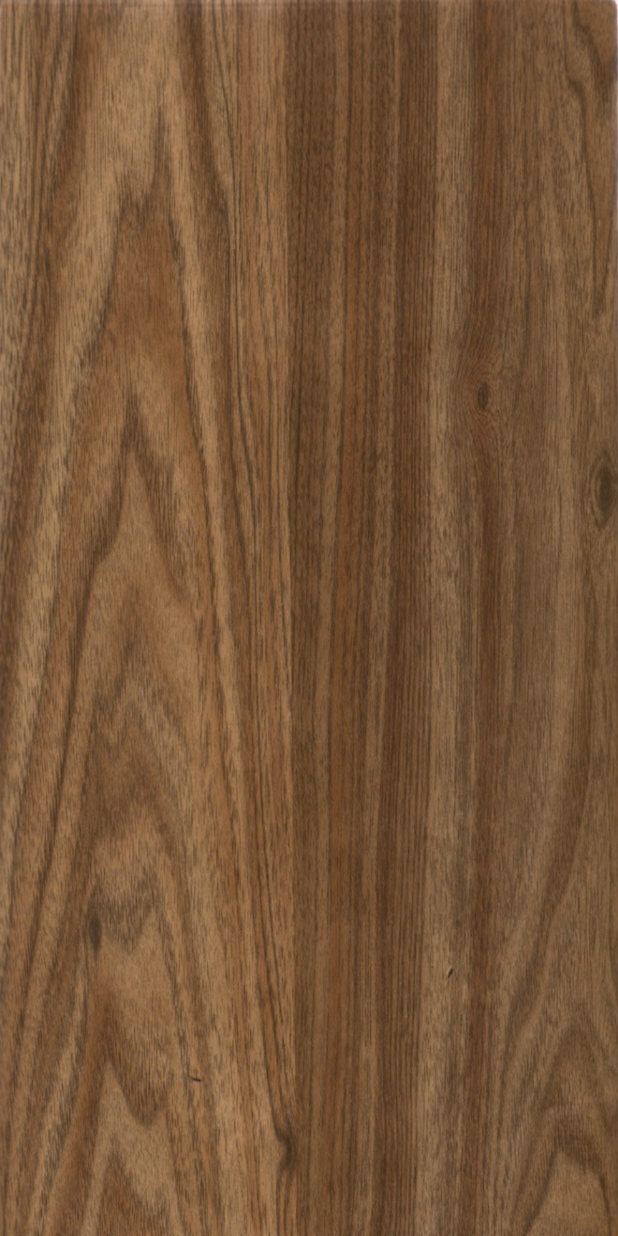
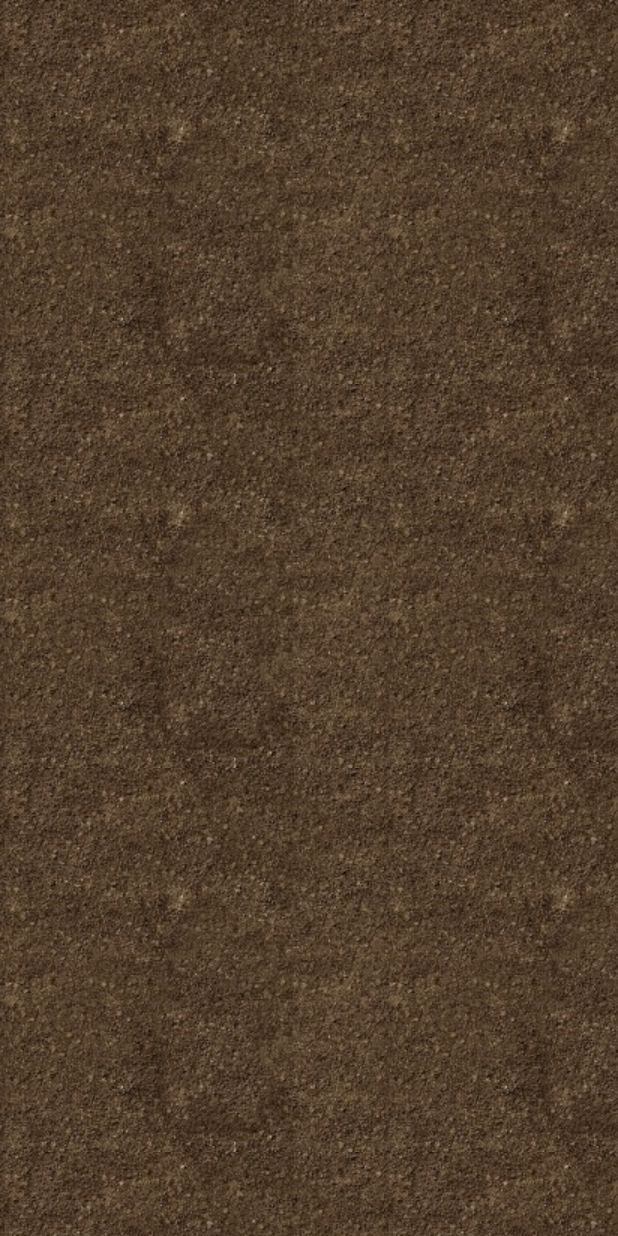
Before and after one commit to Pyozer/TankYou, an Android app: the screen it shows after launch (GameActivity), on a phone screen of 412 x 824 dp. Run offline under Robolectric (Android 15) with nearby library versions, the light colour scheme and no system bars.

Commit message:
Change background Add classes

```diff
--- a/app/src/main/AndroidManifest.xml
+++ b/app/src/main/AndroidManifest.xml
@@ -6,6 +6,8 @@
         android:name="android.hardware.sensor.accelerometer"
         android:required="true" />
 
+    <uses-permission android:name="android.permission.VIBRATE" />
+    <uses-permission android:name="android.permission.WAKE_LOCK" />
 
     <application
         android:allowBackup="true"
--- a/app/src/main/java/com/pyozer/tankyou/GameActivity.java
+++ b/app/src/main/java/com/pyozer/tankyou/GameActivity.java
@@ -42,7 +42,7 @@ public class GameActivity extends Activity {
 
         // instantiate our simulation view and set it as the activity's content
         mSimulationView = new GameView(this);
-        mSimulationView.setBackgroundResource(R.drawable.wood);
+        mSimulationView.setBackgroundResource(R.drawable.background_game);
         setContentView(mSimulationView);
     }
 
--- a/app/src/main/java/com/pyozer/tankyou/GameView.java
+++ b/app/src/main/java/com/pyozer/tankyou/GameView.java
@@ -29,6 +29,7 @@ public class GameView extends FrameLayout implements SensorEventListener {
     private final Tank mTank;
 
     private boolean tankAlreadyOnTarget = false;
+    private boolean alreadyShowWin = false;
 
     public void startSimulation() {
         mContext.mSensorManager.registerListener(this, mAccelerometer, SensorManager.SENSOR_DELAY_GAME);
@@ -106,8 +107,11 @@ public class GameView extends FrameLayout implements SensorEventListener {
     @Override
     protected void onDraw(Canvas canvas) {
         if (tankAlreadyOnTarget || isTankOnTarget(mTank.mPosX, mTank.mPosY)) {
-            stopSimulation();
-            mContext.showAlertDialog("Bravo", "Tu as atteint ta cible !");
+            if(!alreadyShowWin) {
+                stopSimulation();
+                mContext.showAlertDialog("Bravo", "Tu as atteint ta cible !");
+                alreadyShowWin = true;
+            }
         } else {
 
             float oldDegre = mTank.mDegre;
--- /dev/null
+++ b/app/src/main/res/drawable/background_game.xml
@@ -0,0 +1,4 @@
+<?xml version="1.0" encoding="utf-8"?>
+<bitmap xmlns:android="http://schemas.android.com/apk/res/android"
+    android:src="@drawable/sol"
+    android:tileMode="repeat" />
--- a/app/src/main/res/values/styles.xml
+++ b/app/src/main/res/values/styles.xml
@@ -10,6 +10,7 @@
     <style name="AppTheme.NoActionBar" parent="AppTheme">
         <item name="windowActionBar">false</item>
         <item name="windowNoTitle">true</item>
+        <item name="android:windowTranslucentStatus">true</item>
     </style>
 
 </resources>
```
Also changed, not shown: app/src/main/java/com/pyozer/tankyou/Obstacle.java (added, +17 -0 lines), app/src/main/res/drawable/sol.jpg (added).
